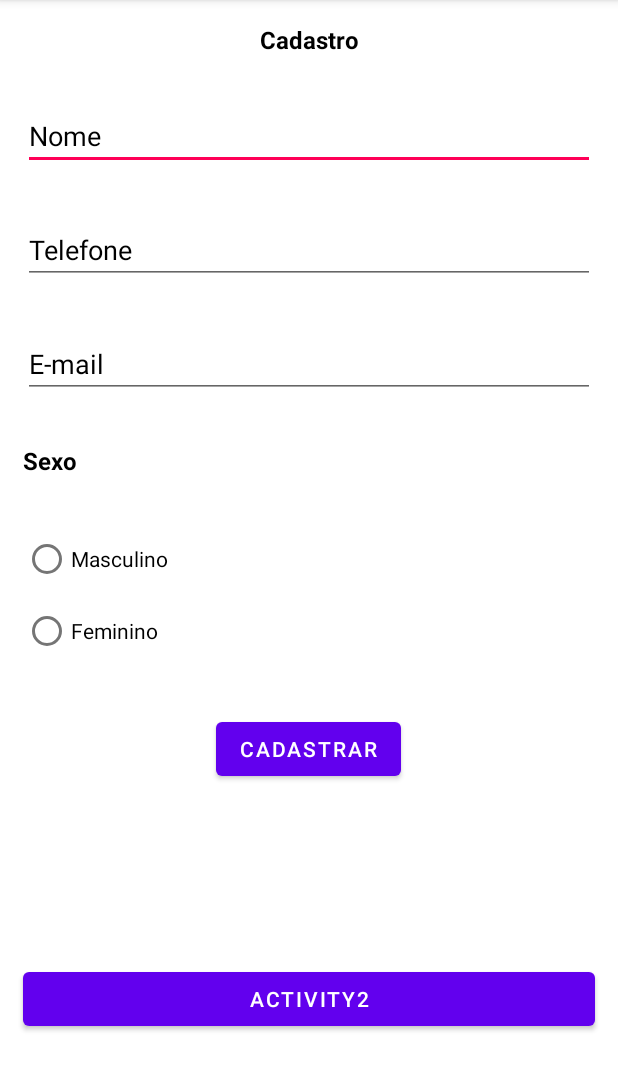
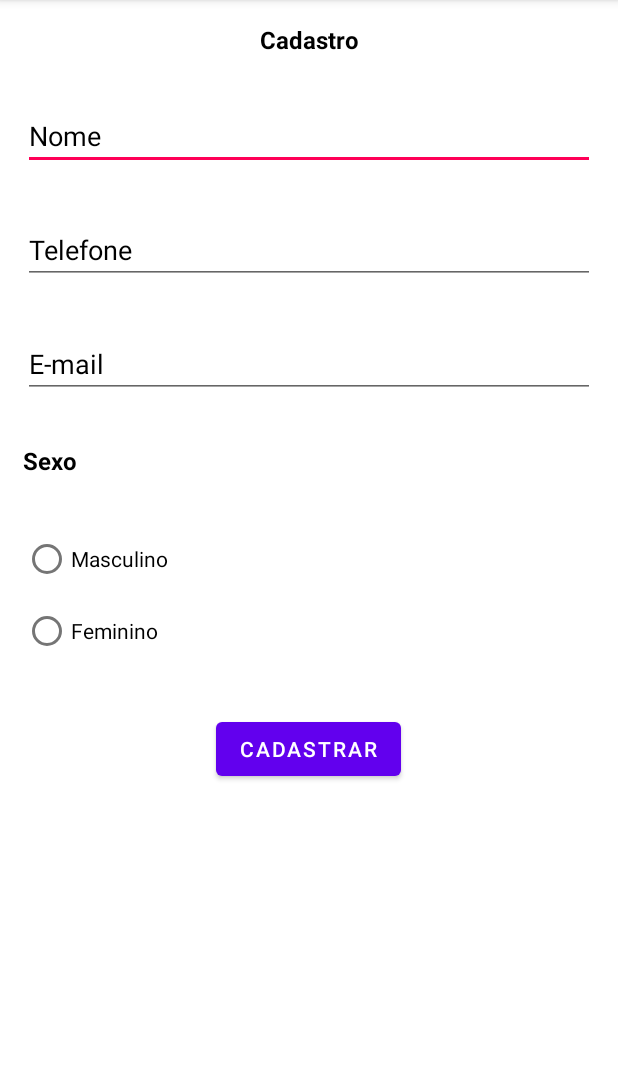
Before and after one commit to EllitonDias/FirstApp, an Android app: the screen it shows after launch (MainActivity), on a phone screen of 412 x 824 dp, the part 84-1175 px from its top. Run offline under Robolectric (Android 15) with nearby library versions, the phone set to English and light mode, and no system bars.

Commit message:
Add files via upload

```diff
--- a/FirstApp/app/src/main/java/br/com/ufc/firstapp/MainActivity.java
+++ b/FirstApp/app/src/main/java/br/com/ufc/firstapp/MainActivity.java
@@ -71,8 +71,4 @@ public class MainActivity extends AppCompatActivity {
         }
     }
 
-    public void chamarActivity2(View view) {
-        Intent activity2 = new Intent(this,MainActivity2.class);
-        startActivity(activity2);
-    }
 }
--- a/FirstApp/app/src/main/res/layout/activity_main.xml
+++ b/FirstApp/app/src/main/res/layout/activity_main.xml
@@ -26,6 +26,7 @@
         android:ems="10"
         android:hint="Nome"
         android:inputType="textCapWords"
+        android:textColor="#000000"
         android:textColorHint="@color/black"
         tools:ignore="TouchTargetSizeCheck,TouchTargetSizeCheck,TouchTargetSizeCheck" />
 
@@ -37,6 +38,7 @@
         android:ems="10"
         android:hint="Telefone"
         android:inputType="phone"
+        android:textColor="@color/black"
         android:textColorHint="@color/black"
         tools:ignore="TouchTargetSizeCheck,TouchTargetSizeCheck" />
 
@@ -48,6 +50,7 @@
         android:ems="10"
         android:hint="E-mail"
         android:inputType="textEmailAddress"
+        android:textColor="@color/black"
         android:textColorHint="@color/black"
         tools:ignore="TouchTargetSizeCheck,TouchTargetSizeCheck" />
 
@@ -128,12 +131,4 @@
         android:textSize="16sp"
         android:textStyle="bold" />
 
-    <Button
-        android:id="@+id/button"
-        android:layout_width="match_parent"
-        android:layout_height="wrap_content"
-        android:layout_margin="15dp"
-        android:text="Activity2"
-        android:onClick="chamarActivity2"/>
-
 </LinearLayout>
```
